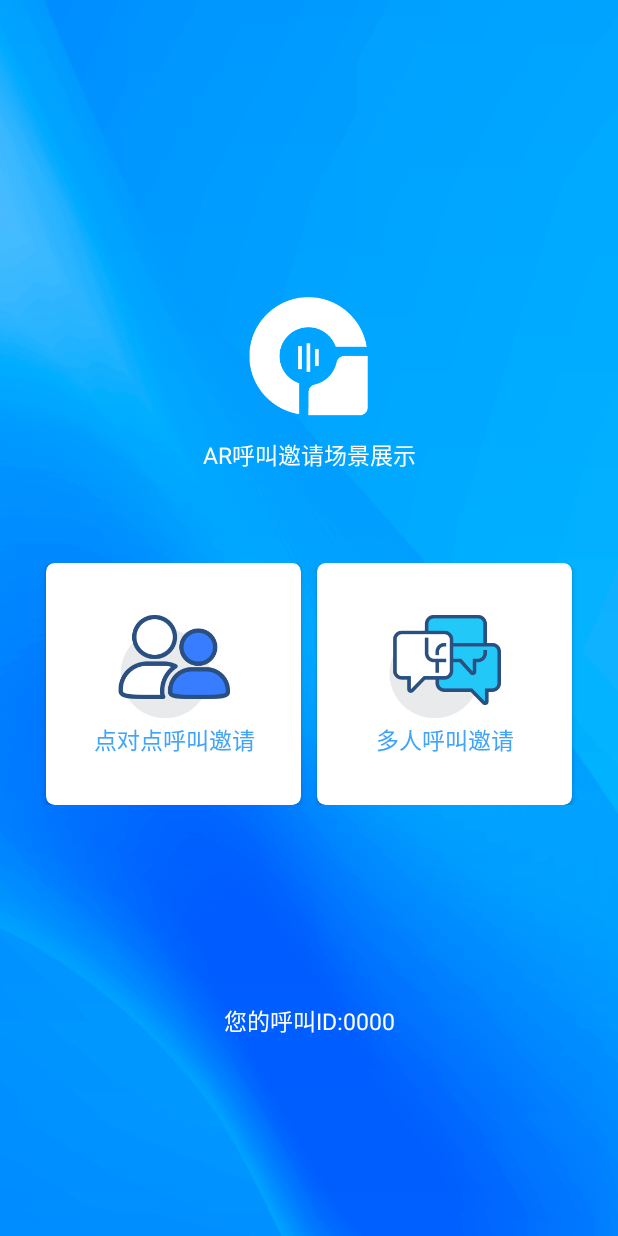
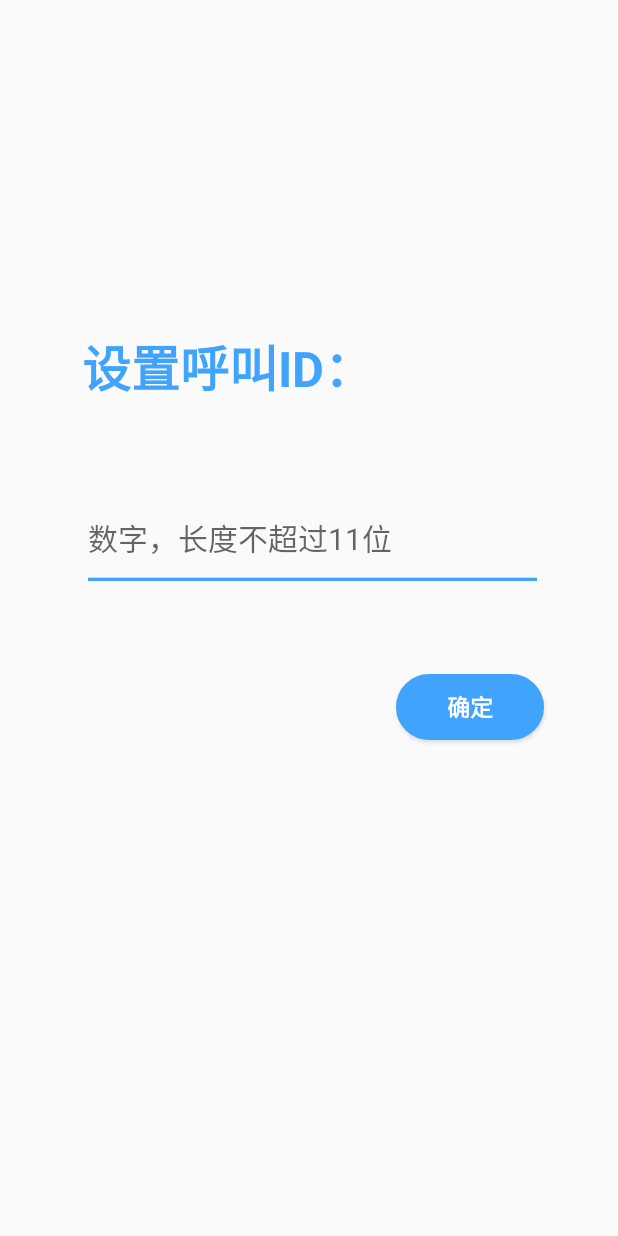
Before and after one commit to liulhong/LoveFamilyApp, an Android app: the screen it shows after launch (MainActivity before the commit, EditUserIdActivity after it), on a phone screen of 412 x 824 dp. Run offline under Robolectric (Android 15) with nearby library versions, the phone set to English and light mode, and no system bars; libraries missing offline, so code that uses them is left out: com.drake.statusbar, com.kongzue.dialogx, com.tencent.bugly; 11 statements that could not run were skipped.

```diff
--- a/app/src/main/java/org/ar/call/bean/Person.kt
+++ b/app/src/main/java/org/ar/call/bean/Person.kt
@@ -2,6 +2,6 @@ package org.ar.call.bean
 
 import android.graphics.Bitmap
 
-class Person(var id: Int, var name:String, var image: Bitmap?, var editIcon: Int, var callId: Int=0, var callFree: Boolean=false) {
+class Person(var id: Int, var name:String, var image: Bitmap?, var editIcon: Int, var callId: String="", var callFree: Boolean=false) {
     constructor() : this(0, "", null, 0) {}
 }
--- a/app/src/main/java/org/ar/call/database/PersonDatabaseHelper.kt
+++ b/app/src/main/java/org/ar/call/database/PersonDatabaseHelper.kt
@@ -9,7 +9,7 @@ class PersonDatabaseHelper(val context: Context, name: String, version: Int) :
     SQLiteOpenHelper(context, name, null, version) {
     private val createPerson = "create table Person (" +
             "id integer primary key," +
-            "callId integer," +
+            "callId text," +
             "name text," +
             "image Blob," +
             "callFree boolean," +
--- /dev/null
+++ b/app/src/main/java/org/ar/call/ui/EditUserIdActivity.kt
@@ -0,0 +1,56 @@
+package org.ar.call.ui
+
+import android.content.Context
+import android.os.Bundle
+import android.text.Editable
+import org.ar.call.databinding.ActivityEditUserIdBinding
+import org.ar.call.utils.go
+import org.ar.call.utils.showError
+import org.ar.call.utils.showSuccess
+import java.util.regex.Matcher
+import java.util.regex.Pattern
+
+class EditUserIdActivity : BaseActivity() {
+    private val binding by lazy { ActivityEditUserIdBinding.inflate(layoutInflater) }
+    private var modify = false
+    override fun onCreate(savedInstanceState: Bundle?) {
+        super.onCreate(savedInstanceState)
+        setContentView(binding.root)
+        modify = intent.getBooleanExtra("modify", false)
+        binding.run {
+            if (modify) {
+                val prefs = getSharedPreferences("globalData", Context.MODE_PRIVATE)
+                val userId = prefs.getString("userId", "")
+                etUserId.text = Editable.Factory.getInstance().newEditable(userId)
+            }
+            btnUserId.setOnClickListener {
+                if (etUserId.text.toString().isNullOrEmpty()) {
+                    showError("请输入呼叫ID")
+                    return@setOnClickListener
+                }
+                if (11 < etUserId.text.toString().length) {
+                    showError("长度超过11")
+                    return@setOnClickListener
+                }
+                if (!isNumeric(etUserId.text.toString())) {
+                    showError("呼叫ID只能包含数字")
+                    return@setOnClickListener
+                }
+                val editor = getSharedPreferences("globalData", Context.MODE_PRIVATE).edit()
+                editor.putString("userId", etUserId.text.toString())
+                editor.apply()
+                callViewModel.setUserId(etUserId.text.toString())
+                showSuccess("设置成功")
+                go(MainActivity::class.java)
+
+            }
+        }
+    }
+
+    fun isNumeric(str: String?): Boolean {
+        val pattern: Pattern = Pattern.compile("[0-9]*")
+        val isNum: Matcher = pattern.matcher(str)
+        return isNum.matches()
+    }
+
+}
--- a/app/src/main/java/org/ar/call/ui/GroupVideoActivity.kt
+++ b/app/src/main/java/org/ar/call/ui/GroupVideoActivity.kt
@@ -46,14 +46,14 @@ class GroupVideoActivity : BaseActivity() {
         channelId = intent.getStringExtra("channelId").toString()
         isCalled = intent.getBooleanExtra("isCalled", false)
         callViewModel.joinRTMChannel(channelId)
-        rtcVM.initRTC(this,0,channelId,callViewModel.userId)
+        rtcVM.initRTC(this,0,channelId, callViewModel.userId.value!!)
         rtcVM.joinChannel()
         binding.btnSpeak.isSelected = !binding.btnSpeak.isSelected
         rtcVM.setEnableSpeakerphone(binding.btnSpeak.isSelected)
         binding.run {
             rvVideo.layoutManager = GridLayoutManager(this@GroupVideoActivity,3)
             rvVideo.adapter = memberAdapter
-            memberAdapter.addData(org.ar.call.bean.RtcMember.Factory.create(callViewModel.userId).apply {
+            memberAdapter.addData(org.ar.call.bean.RtcMember.Factory.create(callViewModel.userId.value!!).apply {
                 isWaiting = false
                 isOpenAudio = true
                 isOpenVideo = true
@@ -134,7 +134,7 @@ class GroupVideoActivity : BaseActivity() {
                             callArray?.add(inviteBinding.etUser.text.toString())
                             val params = JSONObject()
                             val arr = JSONArray()
-                            arr.put(callViewModel.userId)
+                            arr.put(callViewModel.userId.value)
                             params.put("Mode", 0)
                             params.put("Conference", true)
                             params.put("ChanId", channelId)
--- a/app/src/main/java/org/ar/call/ui/MainActivity.kt
+++ b/app/src/main/java/org/ar/call/ui/MainActivity.kt
@@ -1,23 +1,22 @@
 package org.ar.call.ui
 
-import android.content.BroadcastReceiver
 import android.content.Context
 import android.content.Intent
-import android.content.IntentFilter
+import android.graphics.Paint
 import android.os.Bundle
 import android.util.Log
 import android.view.KeyEvent
-import androidx.core.content.ContextCompat
+import android.view.Menu
+import android.view.MenuItem
+import android.widget.Toast
 import androidx.core.view.ViewCompat
 import androidx.lifecycle.lifecycleScope
 import com.kongzue.dialogx.dialogs.MessageDialog
-import com.kongzue.dialogx.dialogs.WaitDialog
 import org.ar.call.*
 import org.ar.call.databinding.ActivityMainBinding
 import org.ar.call.service.OnlineService
 import org.ar.call.utils.go
 import org.ar.call.utils.showError
-import org.ar.call.utils.showSuccess
 import org.ar.rtm.RemoteInvitation
 import org.json.JSONObject
 
@@ -37,7 +36,12 @@ class MainActivity : BaseActivity() {
 
     override fun onCreate(savedInstanceState: Bundle?) {
         super.onCreate(savedInstanceState)
-        Log.d("MyLifeCycle", "onCreate: MainActivity")
+        // 判断呼叫Id是否设置
+        val prefs = getSharedPreferences("globalData", Context.MODE_PRIVATE)
+        val userId = prefs.getString("userId", "")
+        if (userId == "") {
+            go(EditUserIdActivity::class.java)
+        }
         setContentView(binding.root)
         ViewCompat.setTransitionName(binding.ivLogo, "logo")
         loginRtm()
@@ -61,7 +65,7 @@ class MainActivity : BaseActivity() {
 
 
         binding.run {
-            tvUser.text = "您的呼叫ID:${callViewModel.userId}"
+            tvUser.text = "您的呼叫ID:${callViewModel.userId.value}"
             btnP2p.setOnClickListener {
                 if (callViewModel.isLoginSuccess) {
 //                    go(P2PActivity::class.java)
@@ -76,6 +80,13 @@ class MainActivity : BaseActivity() {
                 } else {
                     showReLoginDialog()
                 }
+            }
+            modifyUserId.paint.flags = Paint. UNDERLINE_TEXT_FLAG
+            modifyUserId.setOnClickListener {
+                startActivity(Intent().apply {
+                    setClass(this@MainActivity, EditUserIdActivity::class.java)
+                    putExtra("modify",true)//是否是收到呼叫 no
+                })
             }
         }
 
--- a/app/src/main/java/org/ar/call/ui/P2PActivity.kt
+++ b/app/src/main/java/org/ar/call/ui/P2PActivity.kt
@@ -27,7 +27,7 @@ class P2PActivity : BaseActivity() {
 
     fun initView(){
         binding.run {
-            tvUser.text = "您的呼叫ID:${callViewModel.userId}"
+            tvUser.text = "您的呼叫ID:${callViewModel.userId.value}"
             etUser.setTextChangedListener(object : SeparatedEditText.TextChangedListener {
                 override fun textChanged(changeText: CharSequence?) {
                     changeText?.let {
@@ -54,7 +54,7 @@ class P2PActivity : BaseActivity() {
                     showError("请输入4位呼叫ID")
                     return@setOnClickListener
                 }
-                if (etUser.text.toString().equals(callViewModel.userId)) {
+                if (etUser.text.toString().equals(callViewModel.userId.value)) {
                     showError("不能呼叫自己")
                     return@setOnClickListener
                 }
--- a/app/src/main/java/org/ar/call/ui/P2PCallActivity.kt
+++ b/app/src/main/java/org/ar/call/ui/P2PCallActivity.kt
@@ -63,7 +63,7 @@ class P2PCallActivity : BaseActivity() {
                     // 遍历Cursor对象，取出数据并打印
                     var person : Person = Person()
                     person.id = cursor.getInt(cursor.getColumnIndex("id"))
-                    person.callId = cursor.getInt(cursor.getColumnIndex("callId"))
+                    person.callId = cursor.getString(cursor.getColumnIndex("callId"))
                     person.name = cursor.getString(cursor.getColumnIndex("name"))
                     person.image = blobToBitmap(cursor.getBlob(cursor.getColumnIndex("image")))
                     person.callFree = cursor.getInt(cursor.getColumnIndex("callFree")) > 0
--- a/app/src/main/java/org/ar/call/ui/P2PVideoActivity.kt
+++ b/app/src/main/java/org/ar/call/ui/P2PVideoActivity.kt
@@ -67,7 +67,7 @@ class P2PVideoActivity : BaseActivity() {
                 val contentJSON = JSONObject(it.content)
                 callMode = contentJSON.getInt("Mode")
                 remoteUserId = it.calleeId
-                rtcVM.initRTC(this,callMode,contentJSON.getString("ChanId"),callViewModel.userId)
+                rtcVM.initRTC(this,callMode,contentJSON.getString("ChanId"),callViewModel.userId.value!!)
                 showCallLayout()
                 callViewModel.call()
             }?:run {
@@ -93,7 +93,9 @@ class P2PVideoActivity : BaseActivity() {
                 }
                 cursor.close()
 
-                rtcVM.initRTC(this,callMode,contentJSON.getString("ChanId"),callViewModel.userId)
+                rtcVM.initRTC(this,callMode,contentJSON.getString("ChanId"),
+                    callViewModel.userId.value!!
+                )
                 bindingReceive.tvState.text=(if (callMode == Constans.AUDIO_MODE) "收到语音呼叫邀请" else "收到视频呼叫邀请")
                 Log.d("printData", "onCreate: callFree = $isCallFree")
                 if (isCallFree) {
--- /dev/null
+++ b/app/src/main/res/drawable/shape_bt_userid_edit.xml
@@ -0,0 +1,24 @@
+<?xml version="1.0" encoding="utf-8"?>
+<shape xmlns:android="http://schemas.android.com/apk/res/android"
+    android:shape="rectangle">
+    <!-- rectangle表示为矩形 -->
+
+    <!-- 填充的颜色 -->
+    <solid android:color="@color/colorPrimary" />
+
+    <!-- 边框的颜色和粗细 -->
+    <stroke
+        android:width="1dp"
+        android:color="@color/colorPrimary"
+        />
+
+    <!-- android:radius 圆角的半径 -->
+    <corners
+        android:radius="10dp"
+        android:topLeftRadius="60dp"
+        android:topRightRadius="60dp"
+        android:bottomRightRadius="60dp"
+        android:bottomLeftRadius="60dp"
+        />
+
+</shape>
--- /dev/null
+++ b/app/src/main/res/drawable/userid_cursor_color.xml
@@ -0,0 +1,6 @@
+<?xml version="1.0" encoding="utf-8"?>
+<shape xmlns:android="http://schemas.android.com/apk/res/android"
+    android:shape="rectangle">
+    <size android:width="2dp" />
+    <solid android:color="@color/colorPrimary" />
+</shape>
--- /dev/null
+++ b/app/src/main/res/layout/activity_edit_user_id.xml
@@ -0,0 +1,39 @@
+<?xml version="1.0" encoding="utf-8"?>
+<LinearLayout xmlns:android="http://schemas.android.com/apk/res/android"
+    xmlns:app="http://schemas.android.com/apk/res-auto"
+    xmlns:tools="http://schemas.android.com/tools"
+    android:layout_width="match_parent"
+    android:layout_height="match_parent"
+    android:orientation="vertical"
+    tools:context=".ui.EditUserIdActivity">
+    <TextView
+        android:layout_width="wrap_content"
+        android:layout_height="wrap_content"
+        android:layout_marginTop="200dp"
+        android:layout_marginLeft="50dp"
+        android:text="设置呼叫ID："
+        android:textSize="30sp"
+        android:textColor="@color/colorPrimary"
+        android:textStyle="bold"/>
+    <EditText
+        android:id="@+id/etUserId"
+        android:layout_width="280dp"
+        android:layout_height="65dp"
+        android:layout_marginTop="50dp"
+        android:layout_marginLeft="50dp"
+        android:hint="数字，长度不超过11位"
+        android:textCursorDrawable="@drawable/userid_cursor_color"
+
+        android:theme="@style/userIdEditText"/>
+    <Button
+        android:id="@+id/btn_userId"
+        android:layout_width="90dp"
+        android:layout_height="40dp"
+        android:layout_marginLeft="240dp"
+        android:layout_marginTop="50dp"
+        android:text="确定"
+        android:textStyle="bold"
+        android:textColor="@color/white"
+        android:background="@drawable/shape_bt_userid_edit"/>
+
+</LinearLayout>
--- a/app/src/main/res/values/styles.xml
+++ b/app/src/main/res/values/styles.xml
@@ -29,4 +29,10 @@
         <item name="android:windowBackground">@android:color/transparent</item>
     </style>
 
+    <style name="userIdEditText" parent="Theme.AppCompat.Light">
+        <item name="colorControlNormal">@color/colorPrimary</item>
+        <item name="colorControlActivated">@color/colorPrimary</item>
+    </style>
+
+
 </resources>
```
Also changed, not shown: app/src/main/AndroidManifest.xml (+10 -2 lines), app/src/main/java/org/ar/call/ui/EditPersonActivity.kt (+14 -2 lines), app/src/main/java/org/ar/call/ui/GroupCallActivity.kt (+5 -5 lines), app/src/main/java/org/ar/call/ui/adapter/PersonAdapter.kt (+6 -6 lines), app/src/main/java/org/ar/call/vm/GlobalVM.kt (+22 -7 lines), app/src/main/res/layout/activity_edit_person.xml (+10 -0 lines), app/src/main/res/layout/activity_main.xml (+23 -6 lines).
